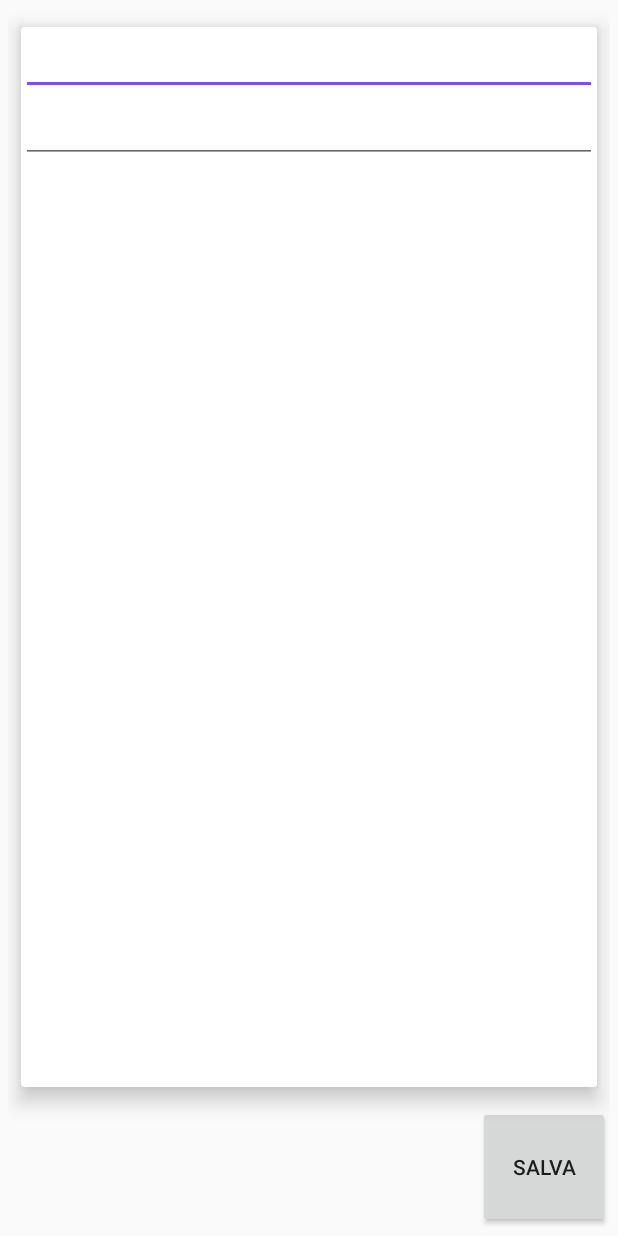
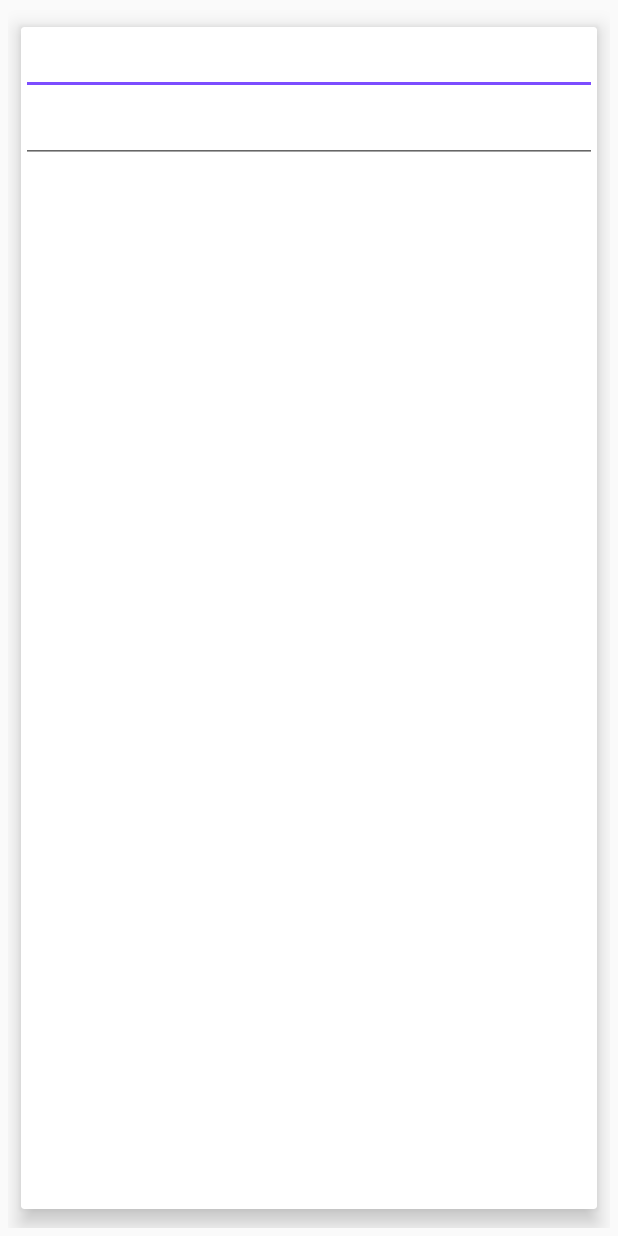
Before and after one commit to AndreaMinato/mydea, an Android app: the layout fragment_fragment_modifica_nota.xml on its own in the app's theme, with its tools: preview values and no code run, on a phone screen of 412 x 824 dp. Run offline under Robolectric (Android 15) with nearby library versions, the phone set to English and light mode, and no system bars.

Commit message:
Tolto il bottone

```diff
--- a/app/src/main/res/layout/fragment_fragment_modifica_nota.xml
+++ b/app/src/main/res/layout/fragment_fragment_modifica_nota.xml
@@ -44,13 +44,5 @@
 
         </android.support.v7.widget.CardView>
 
-        <Button
-            android:id="@+id/save"
-            android:layout_width="wrap_content"
-            android:layout_height="0dp"
-            android:layout_gravity="end"
-            android:layout_weight="1"
-            android:text="Salva" />
-
     </LinearLayout>
 </FrameLayout>
```
